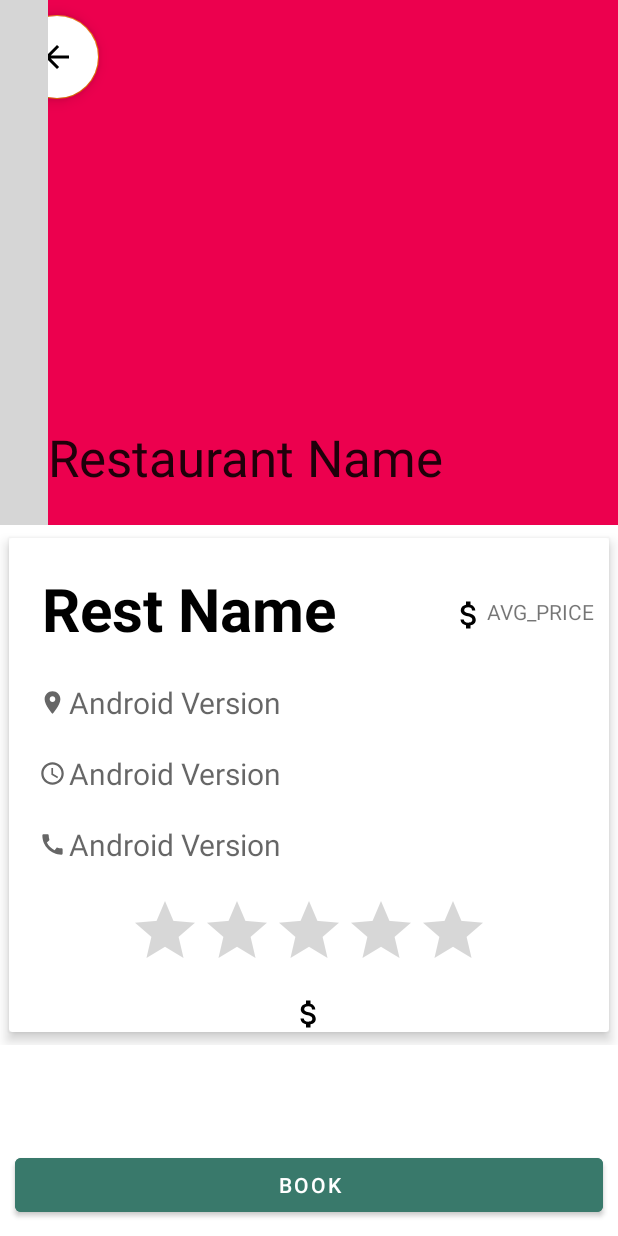
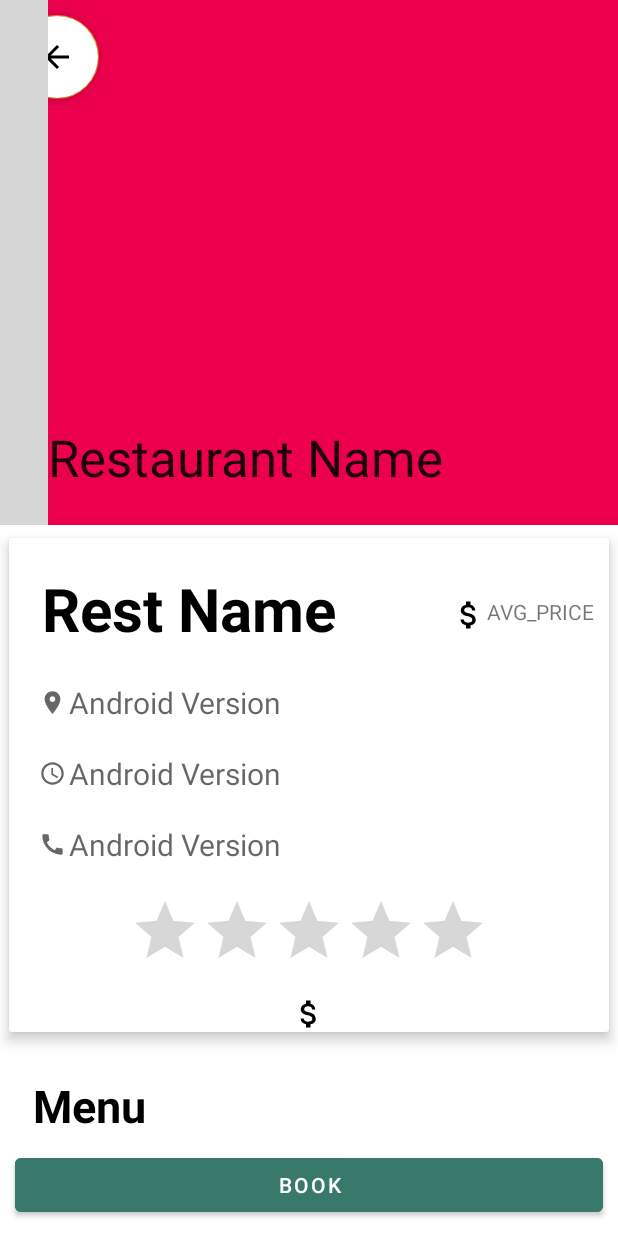
Before and after one commit to rytuks1337/RestoranasDabar, an Android app: the layout activity_menu_restaurant.xml on its own in the app's theme, with its tools: preview values and no code run, on a phone screen of 412 x 824 dp. Run offline under Robolectric (Android 15) with nearby library versions, the phone set to English and light mode, and no system bars; plain views replace ImageSlider; grey boxes are pictures that could not be loaded.

Commit message:
Mazai kas

```diff
--- a/app/src/main/AndroidManifest.xml
+++ b/app/src/main/AndroidManifest.xml
@@ -18,9 +18,13 @@
         tools:targetApi="31">
         <activity
             android:name=".Menu_selector"
-            android:exported="false" />
+            android:theme="@style/Theme.RestoranasDabar.NoActionBar"
+            android:parentActivityName=".Menu_restaurant"
+            android:exported="false"/>
         <activity
             android:name=".Menu_restaurant"
+            android:parentActivityName=".MainActivity"
+            android:theme="@style/Theme.RestoranasDabar.NoActionBar"
             android:exported="true">
 
         </activity>
--- a/app/src/main/java/com/example/restoranasdabar/Menu_selector.java
+++ b/app/src/main/java/com/example/restoranasdabar/Menu_selector.java
@@ -3,6 +3,7 @@ package com.example.restoranasdabar;
 import androidx.appcompat.app.AppCompatActivity;
 
 import android.os.Bundle;
+import android.view.View;
 import android.widget.CalendarView;
 import android.widget.Toast;
 
@@ -12,6 +13,7 @@ public class Menu_selector extends AppCompatActivity {
     protected void onCreate(Bundle savedInstanceState) {
         super.onCreate(savedInstanceState);
         setContentView(R.layout.activity_menu_selector);
+        //getSupportActionBar().setDisplayHomeAsUpEnabled(true);
         CalendarView calendarView=(CalendarView) findViewById(R.id.calendarView1);
         calendarView.setOnDateChangeListener(new CalendarView.OnDateChangeListener() {
 
@@ -22,5 +24,9 @@ public class Menu_selector extends AppCompatActivity {
 
             }
         });
+
+    }
+    public void onClose(View view){
+        finish();
     }
 }
--- a/app/src/main/res/layout/activity_menu_restaurant.xml
+++ b/app/src/main/res/layout/activity_menu_restaurant.xml
@@ -5,8 +5,7 @@
     xmlns:app="http://schemas.android.com/apk/res-auto">
     <androidx.coordinatorlayout.widget.CoordinatorLayout
         android:layout_width="match_parent"
-        android:layout_height="match_parent"
-        xmlns:app="http://schemas.android.com/apk/res-auto">
+        android:layout_height="match_parent">
 
         <com.google.android.material.appbar.AppBarLayout
             android:id="@+id/menu_app_bar_layout"
@@ -19,24 +18,24 @@
                 android:layout_height="350dp"
                 android:fitsSystemWindows="true"
                 app:layout_scrollFlags="scroll|exitUntilCollapsed"
-                app:contentScrim="#0e0d0e"
+                app:contentScrim="@color/primary"
                 app:expandedTitleTextAppearance="@android:color/transparent"
                 >
                 <com.denzcoskun.imageslider.ImageSlider
                     android:id="@+id/menu_imageslider"
                     android:layout_width="wrap_content"
                     android:layout_height="match_parent"
-                    app:iss_auto_cycle="true"
-                    app:iss_period="1000"
-                    app:iss_delay="0"/>
+                    />
                 <androidx.appcompat.widget.Toolbar
                     android:id="@+id/menu_toolbar"
                     app:title="Restaurant Name"
+                    app:titleTextColor="@color/white"
                     android:layout_width="match_parent"
+                    android:onClick="closeActi"
                     android:layout_height="?attr/actionBarSize"
                     app:popupTheme="@style/ThemeOverlay.AppCompat.Light"
                     app:layout_collapseMode="parallax"
-                    ></androidx.appcompat.widget.Toolbar>
+                   />
 
             </com.google.android.material.appbar.CollapsingToolbarLayout>
         </com.google.android.material.appbar.AppBarLayout>
@@ -47,6 +46,7 @@
             android:layout_width="wrap_content"
             android:layout_height="wrap_content"
             android:elevation="6dp"
+            android:onClick="onClose"
             android:layout_margin="10dp"
             app:layout_anchorGravity="bottom|right|end"
             app:useCompatPadding="true"/>
@@ -152,10 +152,30 @@
 
                         </LinearLayout>
                     </LinearLayout>
+
                 </androidx.cardview.widget.CardView>
+                <TextView
+                    android:id="@+id/menu_food"
+                    android:layout_marginTop="8dp"
+                    android:padding="12dp"
+                    android:text="Menu"
+                    android:layout_weight="1"
+                    android:layout_marginLeft="10dp"
+                    android:textColor="@color/black"
+                    android:textSize="30sp"
+                    android:textStyle="bold"
+                    android:layout_width="wrap_content"
+                    android:layout_height="wrap_content"/>
+                <androidx.recyclerview.widget.RecyclerView
+                    android:layout_width="match_parent"
+                    android:layout_height="match_parent"
+                    app:layout_anchor="@+id/menu_nestedScrollView"
+                    app:layout_anchorGravity="start|center" />
             </LinearLayout>
 
         </androidx.core.widget.NestedScrollView>
+
+
 
     </androidx.coordinatorlayout.widget.CoordinatorLayout>
     <Button
@@ -163,6 +183,7 @@
         android:layout_height="wrap_content"
         android:layout_alignParentBottom="true"
         android:text="Book"
+        android:onClick="openMenuSelector"
         android:elevation="6dp"
         android:layout_margin="10dp"
         android:backgroundTint="@color/btnSignUp"
--- a/app/src/main/res/layout/activity_menu_selector.xml
+++ b/app/src/main/res/layout/activity_menu_selector.xml
@@ -53,6 +53,7 @@
             android:layout_height="wrap_content"
             android:layout_margin="10dp"
             android:backgroundTint="@color/white"
+            android:onClick="onClose"
             android:elevation="6dp"
             android:src="@drawable/ic_baseline_arrow_back_24"
             app:layout_anchorGravity="bottom|right|end"
@@ -65,6 +66,5 @@
         android:id="@+id/calendarView1"
         android:layout_width="match_parent"
         android:layout_height="wrap_content"
-        android:layout_marginTop="180dp"
-        />
+        android:layout_marginTop="180dp" />
 </RelativeLayout>
```
Also changed, not shown: app/src/main/java/com/example/restoranasdabar/Menu_restaurant.java (+11 -0 lines).
